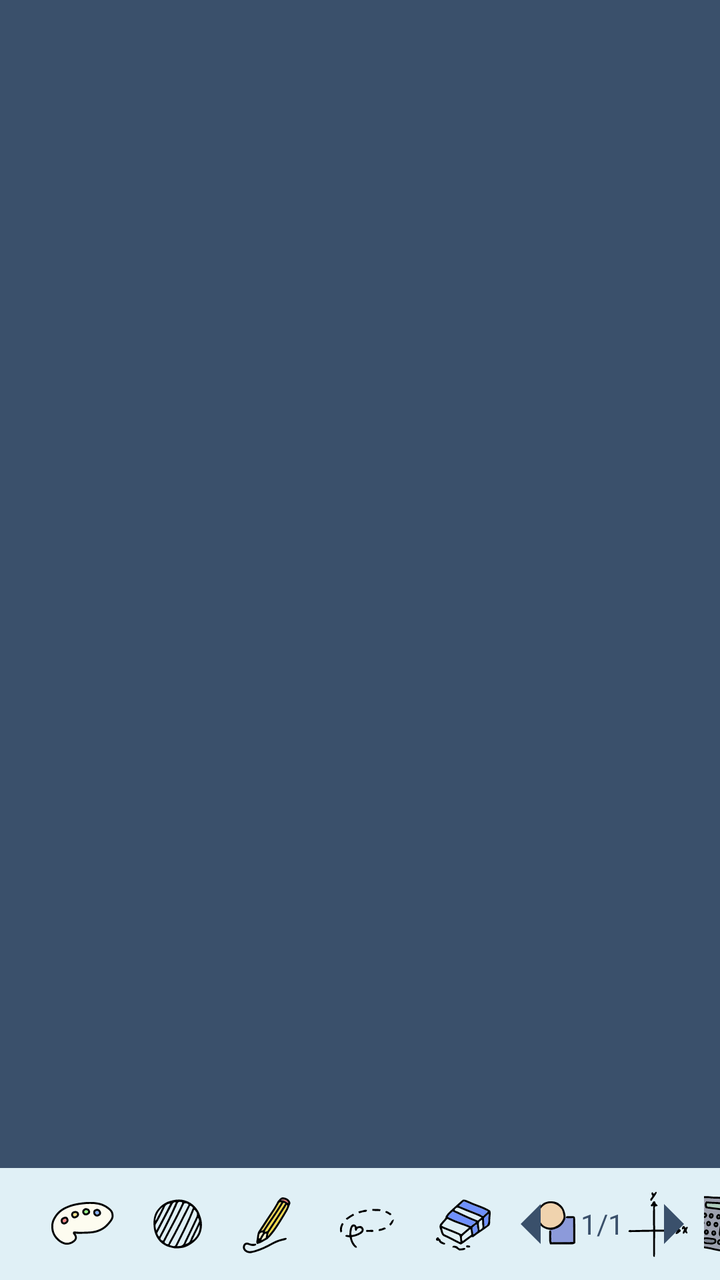
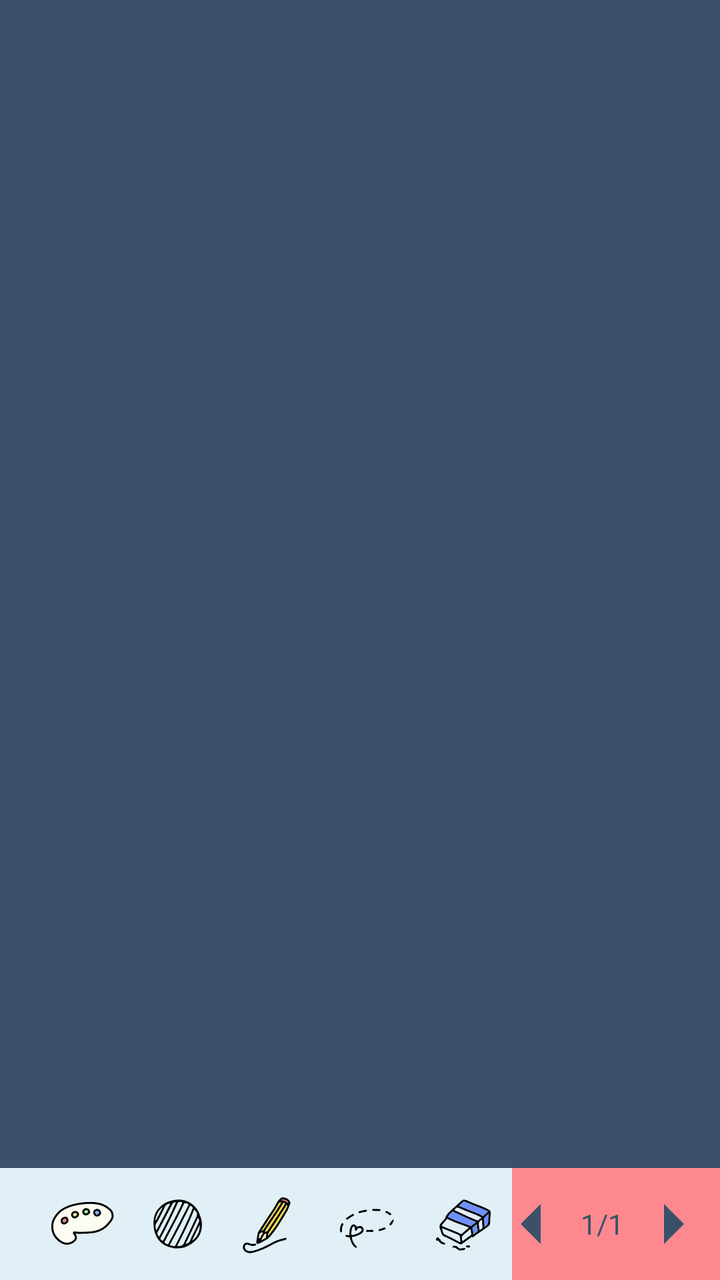

The first picture is an Android layout as it rendered before a commit; the second is the same layout after the commit. The layout source and the unified diff follow.
<!-- AndroidManifest.xml: application theme Theme.Whiteboard -->
<!-- res/layout/activity_main.xml -->
<?xml version="1.0" encoding="utf-8"?>
<LinearLayout xmlns:android="http://schemas.android.com/apk/res/android"
    xmlns:app="http://schemas.android.com/apk/res-auto"
    android:orientation="vertical"
    android:layout_width="match_parent"
    android:layout_height="match_parent">

    
    <androidx.constraintlayout.widget.ConstraintLayout
        android:id="@+id/workspace_row"
        android:layout_width="match_parent"
        android:layout_height="0dp"
        android:layout_weight="1"
        android:background="#3A506B"
        xmlns:app="http://schemas.android.com/apk/res-auto">

        
        <FrameLayout
            android:id="@+id/drawing_container"
            android:layout_width="0dp"
            android:layout_height="0dp"
            android:background="@android:color/transparent"
            app:layout_constraintTop_toTopOf="parent"
            app:layout_constraintBottom_toBottomOf="parent"
            app:layout_constraintStart_toStartOf="parent"
            app:layout_constraintEnd_toStartOf="@+id/desmos_card"
            app:layout_constraintHorizontal_weight="1" />

        
        <androidx.cardview.widget.CardView
            android:id="@+id/desmos_card"
            android:layout_width="0dp"
            android:layout_height="0dp"
            android:visibility="gone"
            app:cardCornerRadius="20dp"
            app:cardUseCompatPadding="true"
            app:cardElevation="8dp"
            app:layout_constraintTop_toTopOf="parent"
            app:layout_constraintBottom_toBottomOf="@id/drawing_container"
            app:layout_constraintStart_toEndOf="@id/drawing_container"
            app:layout_constraintEnd_toEndOf="parent"
            app:layout_constraintHorizontal_weight="1"
            app:layout_constraintDimensionRatio="W,1:1">

            <WebView
                android:id="@+id/desmos_webview"
                android:layout_width="match_parent"
                android:layout_height="match_parent"
                android:background="@android:color/transparent" />
        </androidx.cardview.widget.CardView>
    </androidx.constraintlayout.widget.ConstraintLayout>

    
    <androidx.appcompat.widget.Toolbar
        android:id="@+id/toolbar"
        android:layout_width="match_parent"
        android:layout_height="?attr/actionBarSize"
        android:background="#E0F0F6"
        android:theme="@style/ThemeOverlay.AppCompat.Light">

        <RelativeLayout
            android:layout_width="match_parent"
            android:layout_height="match_parent">
            
            <LinearLayout
                android:id="@+id/toolbar_center_group"
                android:layout_width="wrap_content"
                android:layout_height="match_parent"
                android:gravity="center"
                android:orientation="horizontal"
                android:layout_centerInParent="true">

                <ImageButton
                    android:id="@+id/btn_color"
                    android:layout_width="wrap_content"
                    android:layout_height="wrap_content"
                    android:src="@drawable/ic_color"
                    android:background="?attr/selectableItemBackgroundBorderless"
                    android:contentDescription="@string/ic_palette"
                    />

                <ImageButton
                    android:id="@+id/btn_stroke_width"
                    android:layout_width="wrap_content"
                    android:layout_height="wrap_content"
                    android:src="@drawable/ic_stroke_width"
                    android:background="?attr/selectableItemBackgroundBorderless"
                    />

                <ImageButton
                    android:id="@+id/btn_draw"
                    android:layout_width="wrap_content"
                    android:layout_height="wrap_content"
                    android:src="@drawable/ic_draw"
                    android:background="@drawable/btn_tool_background"
                    android:contentDescription="@string/draw"
                     />

                <ImageButton
                    android:id="@+id/btn_select"
                    android:layout_width="wrap_content"
                    android:layout_height="wrap_content"
                    android:src="@drawable/ic_select"
                    android:background="@drawable/btn_tool_background"
                    android:contentDescription="@string/select"
                    />

                <ImageButton
                    android:id="@+id/btn_delete"
                    android:layout_width="wrap_content"
                    android:layout_height="wrap_content"
                    android:src="@drawable/ic_delete"
                    android:background="@drawable/btn_tool_background"
                    android:contentDescription="@string/delete_selected"
                    />

                <ImageButton
                    android:id="@+id/btn_shape"
                    android:layout_width="wrap_content"
                    android:layout_height="wrap_content"
                    android:src="@drawable/ic_shape"
                    android:background="@drawable/btn_tool_background"
                    android:contentDescription="@string/shape"
                    />

                <ImageButton
                    android:id="@+id/btn_desmos"
                    android:layout_width="wrap_content"
                    android:layout_height="wrap_content"
                    android:src="@drawable/ic_desmos"
                    android:background="?attr/selectableItemBackgroundBorderless"
                    android:contentDescription="@string/desmos"
                    />

                <ImageButton
                    android:id="@+id/btn_math"
                    android:layout_width="wrap_content"
                    android:layout_height="wrap_content"
                    android:src="@drawable/ic_math"
                    android:background="@drawable/btn_tool_background"
                    android:contentDescription="@string/desmos"
                    />

                <ImageButton
                    android:id="@+id/btn_send"
                    android:layout_width="wrap_content"
                    android:layout_height="wrap_content"
                    android:src="@drawable/ic_send"
                    android:background="@drawable/btn_tool_background"
                    android:contentDescription="@string/desmos"
                    />

                <ImageButton
                    android:id="@+id/btn_erase"
                    android:layout_width="wrap_content"
                    android:layout_height="wrap_content"
                    android:src="@drawable/ic_delete"
                    android:background="@drawable/btn_tool_background"
                    android:contentDescription="@string/erase_selected"
                    />

                <ImageButton
                    android:id="@+id/btn_undo"
                    android:layout_width="wrap_content"
                    android:layout_height="wrap_content"
                    android:src="@drawable/ic_undo"
                    android:background="?attr/selectableItemBackgroundBorderless"
                    android:contentDescription="@string/desmos"
                    />

                <ImageButton
                    android:id="@+id/btn_redo"
                    android:layout_width="wrap_content"
                    android:layout_height="wrap_content"
                    android:src="@drawable/ic_redo"
                    android:background="?attr/selectableItemBackgroundBorderless"
                    android:contentDescription="@string/desmos"
                    />
            </LinearLayout>

            
            <LinearLayout
                android:layout_width="wrap_content"
                android:layout_height="match_parent"
                android:orientation="horizontal"
                android:gravity="center_vertical"
                android:layout_alignParentEnd="true"
                android:layout_centerVertical="true">

                <ImageButton
                    android:id="@+id/btn_prev_page"
                    android:layout_width="wrap_content"
                    android:layout_height="wrap_content"
                    android:src="@drawable/ic_arrow_left"
                    android:background="?attr/selectableItemBackgroundBorderless"
                    android:contentDescription="@string/previous_page"
                    />

                <TextView
                    android:id="@+id/tv_page_number"
                    android:layout_width="wrap_content"
                    android:layout_height="wrap_content"
                    android:text="1/1"
                    android:textColor="#3A506B"
                    />

                <ImageButton
                    android:id="@+id/btn_next_page"
                    android:layout_width="wrap_content"
                    android:layout_height="wrap_content"
                    android:src="@drawable/ic_arrow_right"
                    android:background="?attr/selectableItemBackgroundBorderless"
                    android:contentDescription="@string/next_page"
                    />
            </LinearLayout>

        </RelativeLayout>
    </androidx.appcompat.widget.Toolbar>

</LinearLayout>
<!-- resources referenced by this layout -->
<resources>
  <!-- drawable btn_tool_background (drawable) -->
  <?xml version="1.0" encoding="utf-8"?>
  <selector xmlns:android="http://schemas.android.com/apk/res/android">
      <item android:state_selected="true">
          <layer-list>
  
              <item android:top="2.5dp" android:left="2.5dp" android:right="2.5dp" android:bottom="2.5dp">
                  <shape android:shape="rectangle">
                      <corners android:radius="11dp" />
                      <solid android:color="#1A000000" />
                  </shape>
              </item>
  
              <item android:top="5dp" android:left="5dp" android:right="5dp" android:bottom="5dp">
                  <shape android:shape="rectangle">
                      <corners android:radius="10dp" />
                      <solid android:color="#D8EBF2" />
                  </shape>
              </item>
          </layer-list>
      </item>
  
      <item android:state_selected="false">
          <shape android:shape="rectangle">
              <solid android:color="@android:color/transparent" />
          </shape>
      </item>
  </selector>
  <!-- drawable ic_arrow_left (drawable) -->
  <?xml version="1.0" encoding="utf-8"?>
  <vector xmlns:android="http://schemas.android.com/apk/res/android"
      android:width="48dp"
      android:height="48dp"
      android:viewportWidth="960"
      android:viewportHeight="960">
      <path
          android:pathData="M560,680 L360,480l200,-200v400Z"
          android:fillColor="#3A506B"/>
  </vector>
  <!-- drawable ic_arrow_right (drawable) -->
  <vector xmlns:android="http://schemas.android.com/apk/res/android" android:height="48dp" android:viewportHeight="960" android:viewportWidth="960" android:width="48dp">
        
      <path android:fillColor="#3A506B" android:pathData="M400,680v-400l200,200 -200,200Z"/>
      
  </vector>
  <!-- drawable ic_color: vector/xml drawable (drawable, 22868 chars, omitted) -->
  <!-- drawable ic_delete: vector/xml drawable (drawable, 18553 chars, omitted) -->
  <!-- drawable ic_desmos: vector/xml drawable (drawable, 6209 chars, omitted) -->
  <!-- drawable ic_draw: vector/xml drawable (drawable, 8120 chars, omitted) -->
  <!-- drawable ic_math: vector/xml drawable (drawable, 46912 chars, omitted) -->
  <!-- drawable ic_redo: vector/xml drawable (drawable, 10288 chars, omitted) -->
  <!-- drawable ic_select: vector/xml drawable (drawable, 5344 chars, omitted) -->
  <!-- drawable ic_send: vector/xml drawable (drawable, 20490 chars, omitted) -->
  <!-- drawable ic_shape: vector/xml drawable (drawable, 12032 chars, omitted) -->
  <!-- drawable ic_stroke_width: vector/xml drawable (drawable, 4829 chars, omitted) -->
  <!-- drawable ic_undo: vector/xml drawable (drawable, 10255 chars, omitted) -->
  <string name="delete_selected">Delete Selected</string>
  <string name="desmos" />
  <string name="draw">Draw</string>
  <string name="erase_selected" />
  <string name="ic_palette" />
  <string name="next_page" />
  <string name="previous_page">Previous Page</string>
  <string name="select">Select</string>
  <string name="shape" />
  <style name="Theme.Whiteboard" parent="Theme.AppCompat.Light.NoActionBar">
          <item name="android:textColorSecondary">#000000</item> 
      </style>
</resources>

<!-- the commit's change to res/layout/activity_main.xml (unified diff, before → after) -->
@@ -115,6 +115,15 @@
                     />
 
                 <ImageButton
+                    android:id="@+id/btn_erase"
+                    android:layout_width="wrap_content"
+                    android:layout_height="wrap_content"
+                    android:src="@drawable/ic_erase"
+                    android:background="@drawable/btn_tool_background"
+                    android:contentDescription="@string/erase_selected"
+                    />
+
+                <ImageButton
                     android:id="@+id/btn_shape"
                     android:layout_width="wrap_content"
                     android:layout_height="wrap_content"
@@ -150,14 +159,7 @@
                     android:contentDescription="@string/desmos"
                     />
 
-                <ImageButton
-                    android:id="@+id/btn_erase"
-                    android:layout_width="wrap_content"
-                    android:layout_height="wrap_content"
-                    android:src="@drawable/ic_delete"
-                    android:background="@drawable/btn_tool_background"
-                    android:contentDescription="@string/erase_selected"
-                    />
+
 
                 <ImageButton
                     android:id="@+id/btn_undo"
<!-- resource entries referenced after the edit -->
@@ -49,6 +49,7 @@
   <!-- drawable ic_delete: vector/xml drawable (drawable, 18553 chars, omitted) -->
   <!-- drawable ic_desmos: vector/xml drawable (drawable, 6209 chars, omitted) -->
   <!-- drawable ic_draw: vector/xml drawable (drawable, 8120 chars, omitted) -->
+  <!-- drawable ic_erase: vector/xml drawable (drawable, 26763 chars, omitted) -->
   <!-- drawable ic_math: vector/xml drawable (drawable, 46912 chars, omitted) -->
   <!-- drawable ic_redo: vector/xml drawable (drawable, 10288 chars, omitted) -->
   <!-- drawable ic_select: vector/xml drawable (drawable, 5344 chars, omitted) -->
